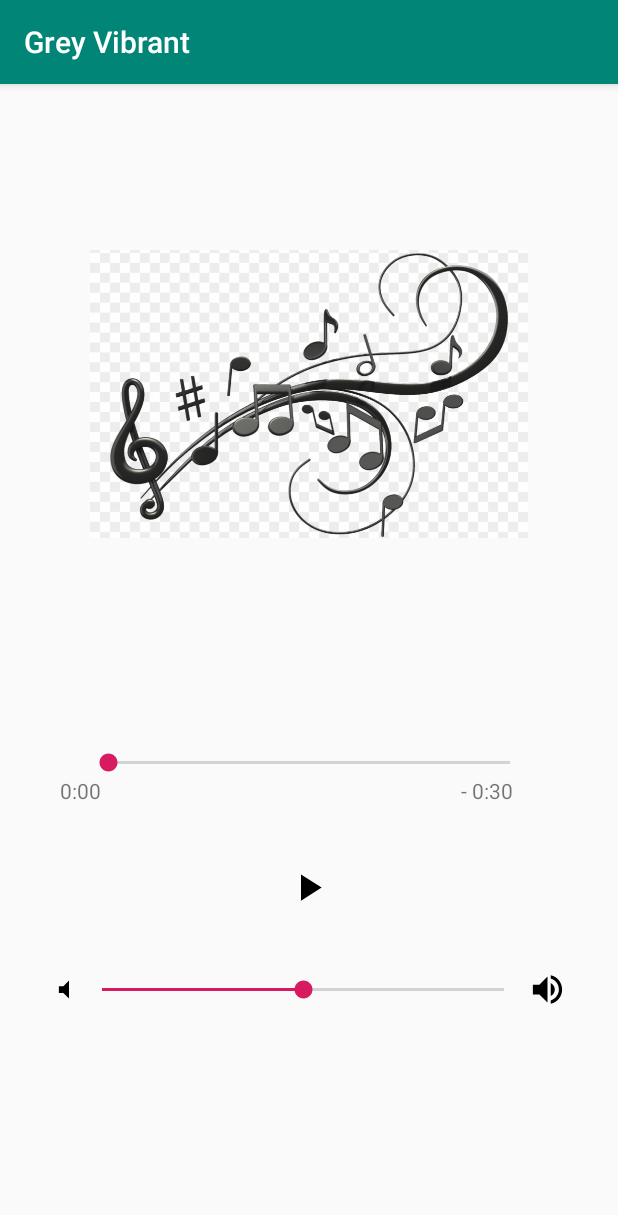
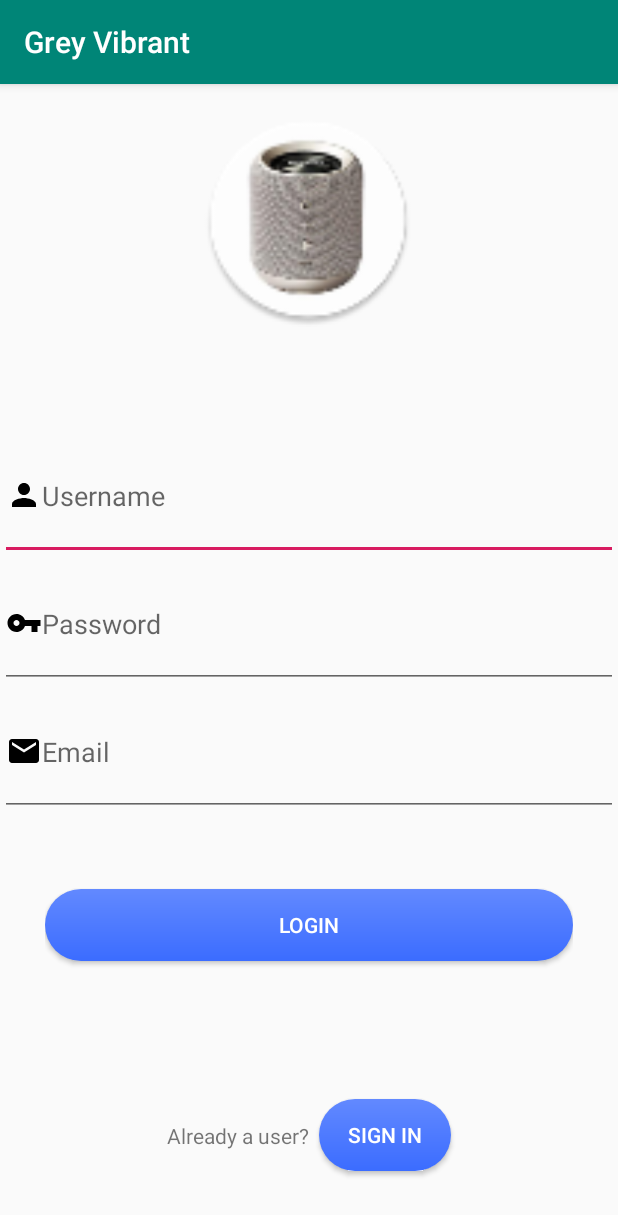
Before and after one commit to shrinidhi99/GreyVibrant, an Android app: the screen it shows after launch (Main2Activity before the commit, MySQLActivity after it), on a phone screen of 412 x 824 dp. Shown: the top 1215 px of the screen. Run offline under Robolectric (Android 15) with nearby library versions, the phone set to English and light mode, and no system bars; our stand-ins replace Volley.

Commit message:
added first part of mysql --user registration

```diff
--- /dev/null
+++ b/app/src/main/java/com/example/greyvibrant/MySQLActivity.java
@@ -0,0 +1,84 @@
+package com.example.greyvibrant;
+
+import androidx.appcompat.app.AppCompatActivity;
+
+import android.content.Context;
+import android.os.Bundle;
+import android.view.View;
+import android.widget.Button;
+import android.widget.EditText;
+import android.widget.ProgressBar;
+import android.widget.Toast;
+
+import com.android.volley.AuthFailureError;
+import com.android.volley.Request;
+import com.android.volley.RequestQueue;
+import com.android.volley.Response;
+import com.android.volley.VolleyError;
+import com.android.volley.toolbox.StringRequest;
+import com.android.volley.toolbox.Volley;
+
+import org.json.JSONException;
+import org.json.JSONObject;
+
+import java.util.HashMap;
+import java.util.Map;
+
+public class MySQLActivity extends AppCompatActivity {
+
+    private EditText editTextUsername, editTextEmail, editTextPassword;
+    private Button buttonRegister;
+    private ProgressBar progressBar;
+
+    @Override
+    protected void onCreate(Bundle savedInstanceState) {
+        super.onCreate(savedInstanceState);
+        setContentView(R.layout.activity_my_sql);
+        editTextEmail = findViewById(R.id.emailID);
+        editTextUsername = findViewById(R.id.userName);
+        editTextPassword = findViewById(R.id.password);
+        buttonRegister = findViewById(R.id.register);
+        buttonRegister.setOnClickListener(new View.OnClickListener() {
+            @Override
+            public void onClick(View view) {
+                registerUser();
+            }
+        });
+    }
+
+    private void registerUser() {
+        final String email = editTextEmail.getText().toString().trim();
+        final String username = editTextUsername.getText().toString().trim();
+        final String password = editTextPassword.getText().toString().trim();
+//        progressBar.setVisibility(View.VISIBLE);
+        StringRequest stringRequest = new StringRequest(Request.Method.POST, Constants.URL_REGISTER, new Response.Listener<String>() {
+            @Override
+            public void onResponse(String response) {
+//                progressBar.setVisibility(View.GONE);
+                try {
+                    JSONObject jsonObject = new JSONObject(response);
+                    Toast.makeText(MySQLActivity.this, jsonObject.toString(), Toast.LENGTH_SHORT).show();
+                } catch (JSONException e) {
+                    e.printStackTrace();
+                }
+            }
+        }, new Response.ErrorListener() {
+            @Override
+            public void onErrorResponse(VolleyError error) {
+//                progressBar.setVisibility(View.GONE);
+                Toast.makeText(getApplicationContext(), "failed", Toast.LENGTH_LONG).show();
+            }
+        }) {
+            @Override
+            protected Map<String, String> getParams() throws AuthFailureError {
+                Map<String, String> params = new HashMap<>();
+                params.put("username", username);
+                params.put("email", email);
+                params.put("password", password);
+                return params;
+            }
+        };
+        RequestQueue requestQueue = Volley.newRequestQueue(this);
+        requestQueue.add(stringRequest);
+    }
+}
--- a/app/src/main/java/com/example/greyvibrant/SplashActivity.java
+++ b/app/src/main/java/com/example/greyvibrant/SplashActivity.java
@@ -23,7 +23,7 @@ public class SplashActivity extends AppCompatActivity {
         Animation myanim = AnimationUtils.loadAnimation(this, R.anim.mytransition);
         tv.startAnimation(myanim);
         iv.startAnimation(myanim);
-        final Intent i = new Intent(this, Main2Activity.class);
+        final Intent i = new Intent(this, MySQLActivity.class);
         Thread timer = new Thread() {
             public void run() {
                 try {
--- /dev/null
+++ b/app/src/main/res/drawable/ic_email_black_24dp.xml
@@ -0,0 +1,9 @@
+<vector xmlns:android="http://schemas.android.com/apk/res/android"
+        android:width="24dp"
+        android:height="24dp"
+        android:viewportWidth="24.0"
+        android:viewportHeight="24.0">
+    <path
+        android:fillColor="#FF000000"
+        android:pathData="M20,4L4,4c-1.1,0 -1.99,0.9 -1.99,2L2,18c0,1.1 0.9,2 2,2h16c1.1,0 2,-0.9 2,-2L22,6c0,-1.1 -0.9,-2 -2,-2zM20,8l-8,5 -8,-5L4,6l8,5 8,-5v2z"/>
+</vector>
--- /dev/null
+++ b/app/src/main/res/drawable/ic_person_black_24dp.xml
@@ -0,0 +1,9 @@
+<vector xmlns:android="http://schemas.android.com/apk/res/android"
+        android:width="24dp"
+        android:height="24dp"
+        android:viewportWidth="24.0"
+        android:viewportHeight="24.0">
+    <path
+        android:fillColor="#FF000000"
+        android:pathData="M12,12c2.21,0 4,-1.79 4,-4s-1.79,-4 -4,-4 -4,1.79 -4,4 1.79,4 4,4zM12,14c-2.67,0 -8,1.34 -8,4v2h16v-2c0,-2.66 -5.33,-4 -8,-4z"/>
+</vector>
--- /dev/null
+++ b/app/src/main/res/drawable/ic_vpn_key_black_24dp.xml
@@ -0,0 +1,9 @@
+<vector xmlns:android="http://schemas.android.com/apk/res/android"
+        android:width="24dp"
+        android:height="24dp"
+        android:viewportWidth="24.0"
+        android:viewportHeight="24.0">
+    <path
+        android:fillColor="#FF000000"
+        android:pathData="M12.65,10C11.83,7.67 9.61,6 7,6c-3.31,0 -6,2.69 -6,6s2.69,6 6,6c2.61,0 4.83,-1.67 5.65,-4H17v4h4v-4h2v-4H12.65zM7,14c-1.1,0 -2,-0.9 -2,-2s0.9,-2 2,-2 2,0.9 2,2 -0.9,2 -2,2z"/>
+</vector>
--- /dev/null
+++ b/app/src/main/res/drawable/rec_gradient.xml
@@ -0,0 +1,10 @@
+<?xml version="1.0" encoding="utf-8"?>
+<shape xmlns:android="http://schemas.android.com/apk/res/android"
+    android:shape="rectangle">
+    <gradient
+        android:startColor="#3b6cff"
+        android:endColor="#6289ff"
+        android:angle="90"/>
+    <corners
+        android:radius="30dp"/>
+</shape>
--- /dev/null
+++ b/app/src/main/res/layout/activity_my_sql.xml
@@ -0,0 +1,99 @@
+<?xml version="1.0" encoding="utf-8"?>
+<RelativeLayout xmlns:android="http://schemas.android.com/apk/res/android"
+    xmlns:tools="http://schemas.android.com/tools"
+    android:layout_width="match_parent"
+    android:layout_height="match_parent"
+    android:orientation="vertical"
+    tools:context=".MySQLActivity">
+
+    <LinearLayout
+        android:layout_width="match_parent"
+        android:layout_height="match_parent"
+        android:orientation="vertical"
+        android:weightSum="100">
+
+        <ImageView
+            android:id="@+id/pageImage"
+            android:layout_width="match_parent"
+            android:layout_height="0dp"
+            android:layout_gravity="center"
+            android:layout_margin="20dp"
+            android:layout_weight="25"
+            android:src="@mipmap/ic_launcher_icon_app_round"
+            android:visibility="visible" />
+
+        <EditText
+            android:id="@+id/userName"
+            android:layout_width="match_parent"
+            android:layout_height="0dp"
+            android:layout_marginTop="50dp"
+            android:layout_weight="15"
+            android:drawableStart="@drawable/ic_person_black_24dp"
+            android:hint="Username" />
+
+        <EditText
+            android:id="@+id/password"
+            android:layout_width="match_parent"
+            android:layout_height="0dp"
+            android:layout_weight="15"
+            android:drawableStart="@drawable/ic_vpn_key_black_24dp"
+            android:hint="Password"
+            android:inputType="textPassword" />
+
+        <EditText
+            android:id="@+id/emailID"
+            android:layout_width="match_parent"
+            android:layout_height="0dp"
+            android:layout_weight="15"
+            android:drawableStart="@drawable/ic_email_black_24dp"
+            android:hint="Email" />
+
+
+        <LinearLayout
+            android:layout_width="match_parent"
+            android:layout_height="0dp"
+            android:layout_margin="30dp"
+            android:layout_weight="15">
+
+            <Button
+                android:id="@+id/register"
+                android:layout_width="match_parent"
+                android:layout_height="wrap_content"
+                android:layout_gravity="center_vertical"
+                android:background="@drawable/rec_gradient"
+                android:text="Login"
+                android:textColor="#ffffff" />
+
+        </LinearLayout>
+
+        <LinearLayout
+            android:layout_width="match_parent"
+            android:layout_height="wrap_content"
+            android:layout_weight="15"
+            android:gravity="center"
+            android:orientation="horizontal">
+
+            <TextView
+                android:layout_width="wrap_content"
+                android:layout_height="wrap_content"
+                android:text="Already a user?  " />
+
+            <Button
+                android:id="@+id/signIn"
+                android:layout_width="wrap_content"
+                android:layout_height="wrap_content"
+                android:background="@drawable/rec_gradient"
+                android:text="SIGN IN"
+                android:textColor="#ffffff" />
+
+        </LinearLayout>
+    </LinearLayout>
+
+    <ProgressBar
+        android:id="@+id/progressBar"
+        android:layout_width="wrap_content"
+        android:layout_height="wrap_content"
+        android:layout_centerHorizontal="true"
+        android:layout_centerVertical="true"
+        android:visibility="gone" />
+</RelativeLayout>
```
Also changed, not shown: app/src/main/AndroidManifest.xml (+6 -2 lines), app/src/main/java/com/example/greyvibrant/Constants.java (added, +7 -0 lines), app/src/main/res/drawable/rec_gradient_fb.xml (added, +10 -0 lines), app/src/main/res/values/styles.xml (+17 -0 lines), 8 other files.
